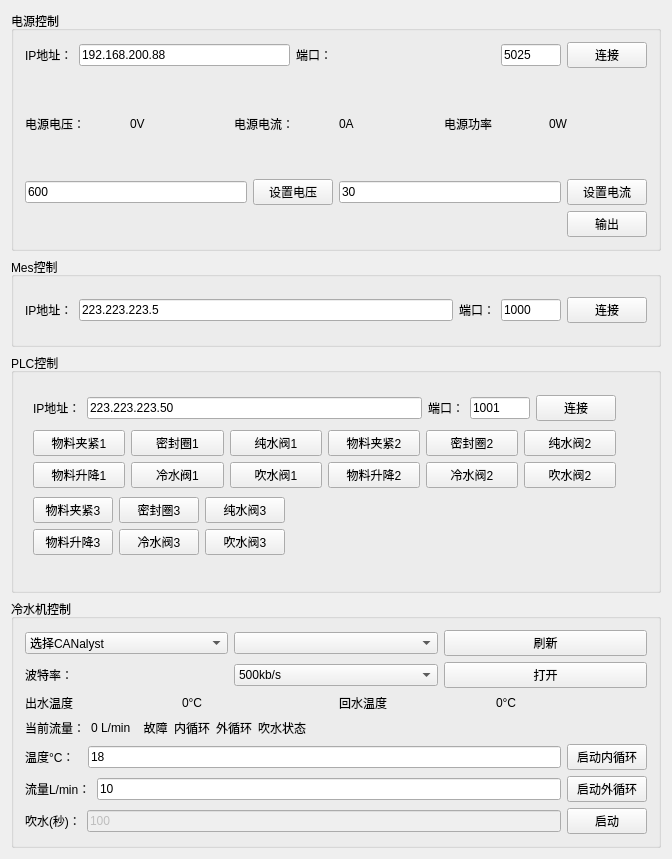
Above: AutoDeviceManage.ui from BiggerBinBin/QtCanPlatform before the change. Below: the same form after it.
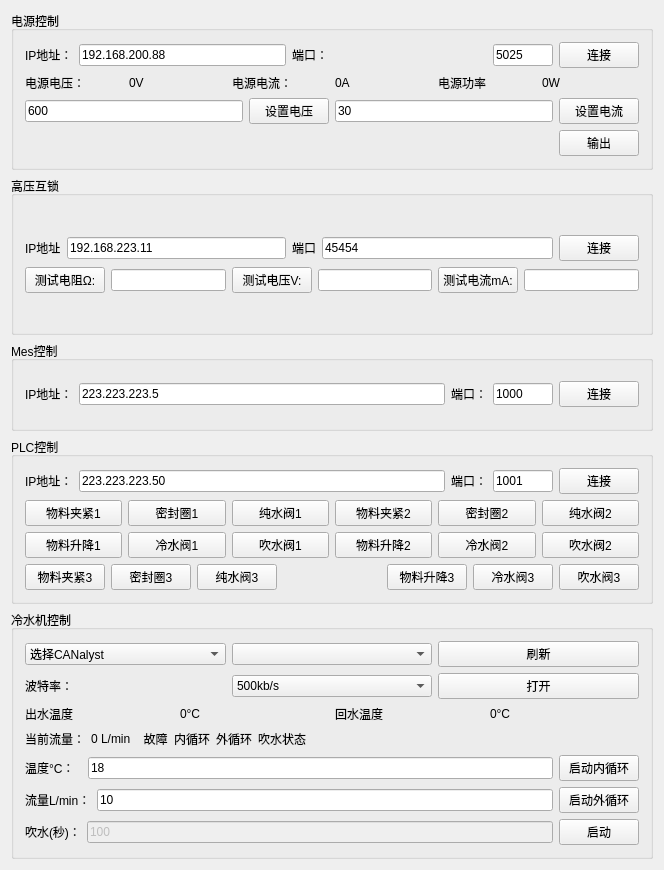
That is the form after the change.

Commit message: add meter device

Patch:
```diff
--- a/AutoDeviceManage.ui
+++ b/AutoDeviceManage.ui
@@ -6,8 +6,8 @@
    <rect>
     <x>0</x>
     <y>0</y>
-    <width>672</width>
-    <height>859</height>
+    <width>664</width>
+    <height>870</height>
    </rect>
   </property>
   <property name="maximumSize">
@@ -19,9 +19,9 @@
   <property name="windowTitle">
    <string>AutoDeviceManage</string>
   </property>
-  <layout class="QGridLayout" name="gridLayout">
+  <layout class="QGridLayout" name="gridLayout_6">
    <item row="0" column="0">
-    <layout class="QVBoxLayout" name="verticalLayout">
+    <layout class="QVBoxLayout" name="verticalLayout_10">
      <item>
       <widget class="QGroupBox" name="groupBox">
        <property name="title">
@@ -216,6 +216,119 @@
        </layout>
       </widget>
      </item>
+     <item>
+      <widget class="QGroupBox" name="groupBox_5">
+       <property name="title">
+        <string>高压互锁</string>
+       </property>
+       <layout class="QGridLayout" name="gridLayout_5">
+        <item row="0" column="0">
+         <layout class="QVBoxLayout" name="verticalLayout">
+          <item>
+           <layout class="QHBoxLayout" name="horizontalLayout_36">
+            <item>
+             <layout class="QHBoxLayout" name="horizontalLayout_31">
+              <item>
+               <layout class="QHBoxLayout" name="horizontalLayout_22">
+                <item>
+                 <widget class="QLabel" name="label_8">
+                  <property name="text">
+                   <string>IP地址</string>
+                  </property>
+                 </widget>
+                </item>
+                <item>
+                 <widget class="QLineEdit" name="lineEdit_HVLock_IP">
+                  <property name="text">
+                   <string>192.168.223.11</string>
+                  </property>
+                 </widget>
+                </item>
+               </layout>
+              </item>
+              <item>
+               <layout class="QHBoxLayout" name="horizontalLayout_13">
+                <item>
+                 <widget class="QLabel" name="label_9">
+                  <property name="text">
+                   <string>端口</string>
+                  </property>
+                 </widget>
+                </item>
+                <item>
+                 <widget class="QLineEdit" name="lineEdit_HVLock_port">
+                  <property name="text">
+                   <string>45454</string>
+                  </property>
+                 </widget>
+                </item>
+               </layout>
+              </item>
+             </layout>
+            </item>
+            <item>
+             <widget class="QPushButton" name="pb_HVLock_connect">
+              <property name="text">
+               <string>连接</string>
+              </property>
+              <property name="checkable">
+               <bool>true</bool>
+              </property>
+             </widget>
+            </item>
+           </layout>
+          </item>
+          <item>
+           <layout class="QHBoxLayout" name="horizontalLayout_35">
+            <item>
+             <layout class="QHBoxLayout" name="horizontalLayout_32">
+              <item>
+               <widget class="QPushButton" name="pbHVLockResistance">
+                <property name="text">
+                 <string>测试电阻Ω:</string>
+                </property>
+               </widget>
+              </item>
+              <item>
+               <widget class="QLineEdit" name="lineEdit_Resistance"/>
+              </item>
+             </layout>
+            </item>
+            <item>
+             <layout class="QHBoxLayout" name="horizontalLayout_33">
+              <item>
+               <widget class="QPushButton" name="pbHVLockVoltage">
+                <property name="text">
+                 <string>测试电压V:</string>
+                </property>
+               </widget>
+              </item>
+              <item>
+               <widget class="QLineEdit" name="lineEdit_MeterVolt"/>
+              </item>
+             </layout>
+            </item>
+            <item>
+             <layout class="QHBoxLayout" name="horizontalLayout_34">
+              <item>
+               <widget class="QPushButton" name="pbHVLockCurr">
+                <property name="text">
+                 <string>测试电流mA:</string>
+                </property>
+               </widget>
+              </item>
+              <item>
+               <widget class="QLineEdit" name="lineEdit_MeterCurr"/>
+              </item>
+             </layout>
+            </item>
+           </layout>
+          </item>
+         </layout>
+        </item>
+       </layout>
+      </widget>
+     </item>
      <item>
       <widget class="QGroupBox" name="groupBox_3">
        <property name="maximumSize">
@@ -284,15 +397,8 @@
        <property name="title">
         <string>PLC控制</string>
        </property>
-       <widget class="QWidget" name="layoutWidget">
-        <property name="geometry">
-         <rect>
-          <x>11</x>
-          <y>28</y>
-          <width>605</width>
-          <height>188</height>
-         </rect>
-        </property>
+       <layout class="QGridLayout" name="gridLayout">
+        <item row="0" column="0">
         <layout class="QVBoxLayout" name="verticalLayout_9">
          <item>
           <layout class="QHBoxLayout" name="horizontalLayout_14">
@@ -528,6 +634,21 @@
                </item>
               </layout>
              </item>
+             </layout>
+            </item>
+            <item>
+             <spacer name="horizontalSpacer_2">
+              <property name="orientation">
+               <enum>Qt::Horizontal</enum>
+              </property>
+              <property name="sizeHint" stdset="0">
+               <size>
+                <width>40</width>
+                <height>20</height>
+               </size>
+              </property>
+             </spacer>
+            </item>
              <item>
               <layout class="QHBoxLayout" name="horizontalLayout_30">
                <item>
@@ -564,23 +685,9 @@
              </item>
             </layout>
            </item>
-           <item>
-            <spacer name="horizontalSpacer_2">
-             <property name="orientation">
-              <enum>Qt::Horizontal</enum>
-             </property>
-             <property name="sizeHint" stdset="0">
-              <size>
-               <width>40</width>
-               <height>20</height>
-              </size>
-             </property>
-            </spacer>
-           </item>
           </layout>
          </item>
         </layout>
-       </widget>
       </widget>
      </item>
      <item>
```
Lines whose indentation alone changed are shown as unchanged. The commit also changes 6 other files.
